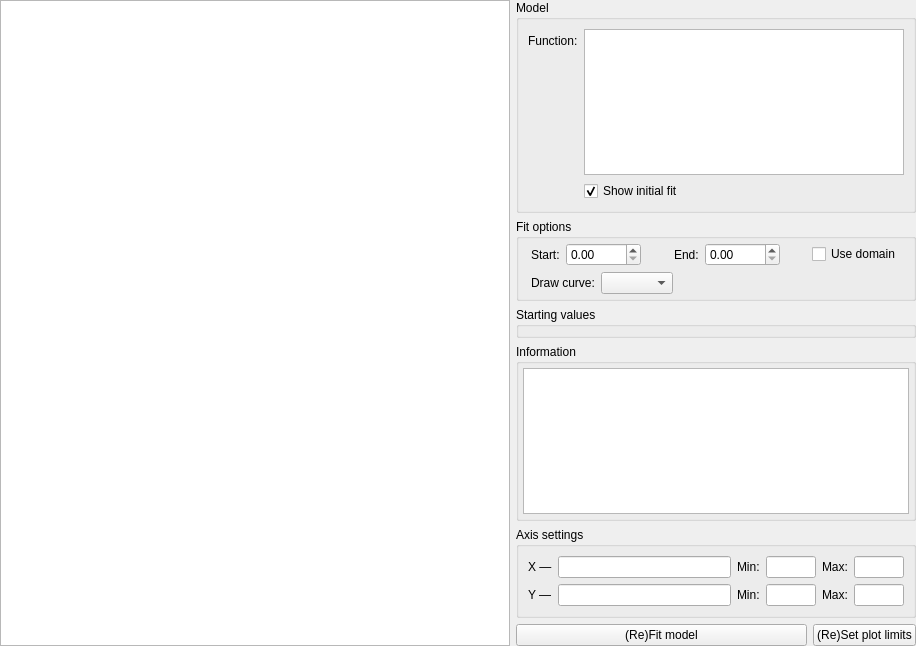
Qt form src/tailor/resources/plot_tab.ui (davidfokkema/tailor) before a commit.
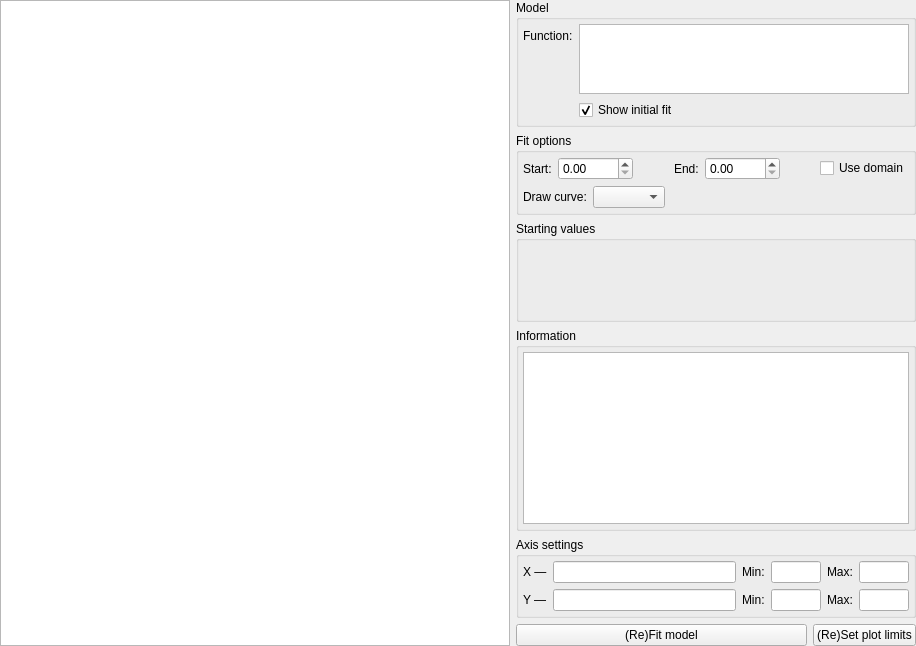
The same form after that commit. Custom widgets are drawn as their Qt base class.

Commit message: Slightly adjusted plot tab layout

```diff
--- a/src/tailor/resources/plot_tab.ui
+++ b/src/tailor/resources/plot_tab.ui
@@ -30,7 +30,7 @@
     <widget class="PlotWidget" name="plot_widget"/>
    </item>
    <item>
-    <layout class="QVBoxLayout" name="verticalLayout_2">
+    <layout class="QVBoxLayout" name="verticalLayout_2" stretch="1,0,1,2,0,0">
      <property name="leftMargin">
       <number>0</number>
      </property>
@@ -58,6 +58,18 @@
         <property name="fieldGrowthPolicy">
          <enum>QFormLayout::ExpandingFieldsGrow</enum>
         </property>
+        <property name="leftMargin">
+         <number>4</number>
+        </property>
+        <property name="topMargin">
+         <number>4</number>
+        </property>
+        <property name="rightMargin">
+         <number>4</number>
+        </property>
+        <property name="bottomMargin">
+         <number>4</number>
+        </property>
         <item row="0" column="0">
          <widget class="QLabel" name="model_func_label">
           <property name="text">
@@ -65,19 +77,6 @@
           </property>
          </widget>
         </item>
-        <item row="1" column="0">
-         <spacer name="horizontalSpacer">
-          <property name="orientation">
-           <enum>Qt::Horizontal</enum>
-          </property>
-          <property name="sizeHint" stdset="0">
-           <size>
-            <width>40</width>
-            <height>20</height>
-           </size>
-          </property>
-         </spacer>
-        </item>
         <item row="1" column="1">
          <widget class="QCheckBox" name="show_initial_fit">
           <property name="text">
@@ -105,13 +104,13 @@
        </property>
        <layout class="QVBoxLayout" name="verticalLayout_3">
         <property name="leftMargin">
-         <number>12</number>
+         <number>4</number>
         </property>
         <property name="topMargin">
          <number>4</number>
         </property>
         <property name="rightMargin">
-         <number>12</number>
+         <number>4</number>
         </property>
         <property name="bottomMargin">
          <number>4</number>
@@ -264,6 +263,18 @@
         <string>Axis settings</string>
        </property>
        <layout class="QGridLayout" name="gridLayout" columnstretch="0,0,0,0,0,0">
+        <property name="leftMargin">
+         <number>4</number>
+        </property>
+        <property name="topMargin">
+         <number>4</number>
+        </property>
+        <property name="rightMargin">
+         <number>4</number>
+        </property>
+        <property name="bottomMargin">
+         <number>4</number>
+        </property>
         <item row="1" column="3">
          <widget class="QLineEdit" name="ymin">
           <property name="maximumSize">
```
